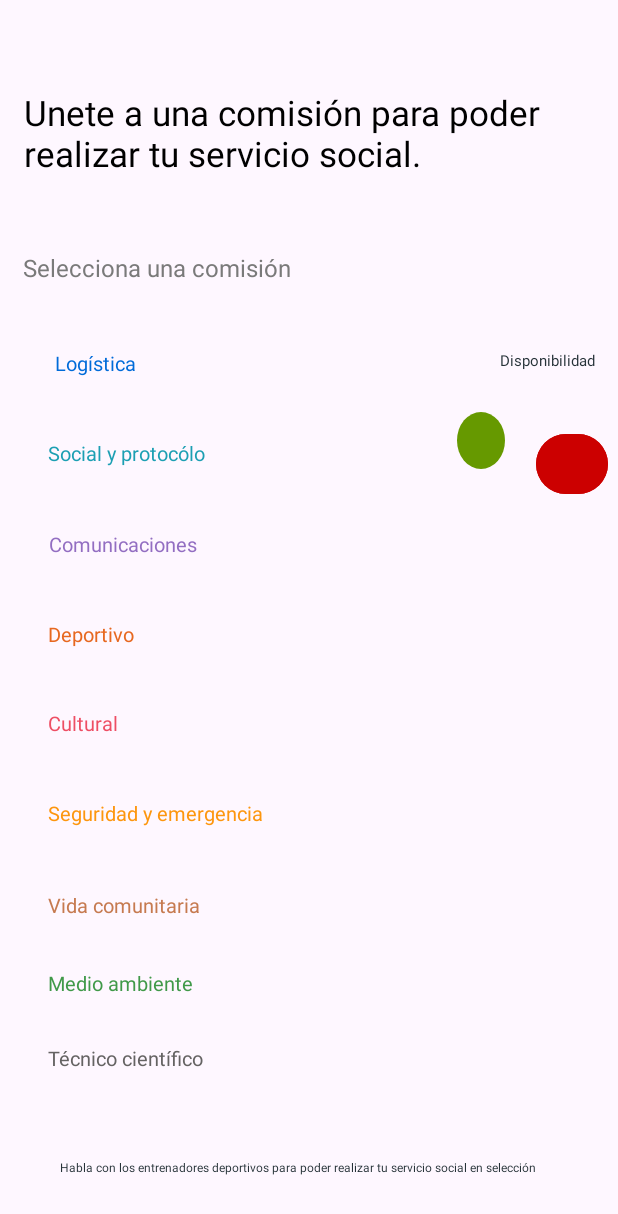
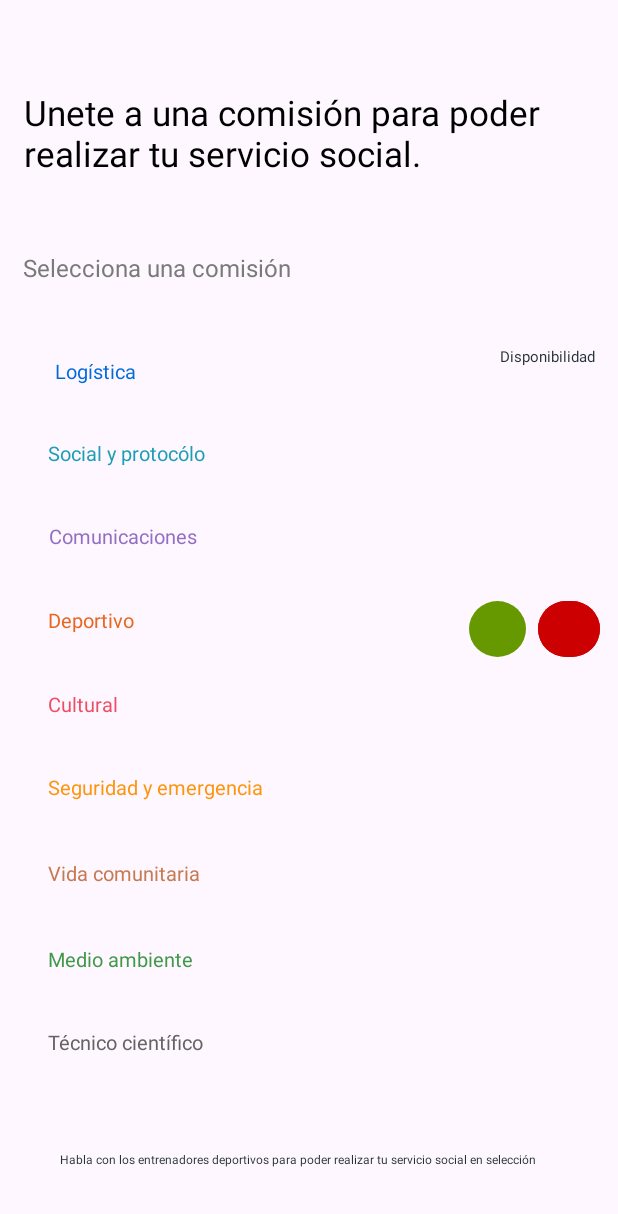
Before and after one commit to Chamboa/Quickly, an Android app: the layout activity_unirse_comite.xml on its own in the app's theme, with its tools: preview values and no code run, on a phone screen of 412 x 824 dp. Shown: the top 1214 px of the screen. Run offline under Robolectric (Android 15) with nearby library versions, the phone set to English and light mode, and no system bars.

Commit message:
subir la parte de inicio de comite al 50%

```diff
--- a/app/build.gradle.kts
+++ b/app/build.gradle.kts
@@ -43,6 +43,7 @@ dependencies {
     implementation(libs.androidx.core.ktx)
     implementation(libs.androidx.appcompat)
     implementation(libs.material)
+    implementation("com.oracle.database.jdbc:ojdbc6:11.2.0.4")
     implementation(libs.androidx.constraintlayout)
     implementation(libs.androidx.lifecycle.livedata.ktx)
     implementation(libs.androidx.lifecycle.viewmodel.ktx)
--- a/app/src/main/res/layout/activity_login.xml
+++ b/app/src/main/res/layout/activity_login.xml
@@ -5,7 +5,7 @@
     android:id="@+id/main"
     android:layout_width="match_parent"
     android:layout_height="match_parent"
-    tools:context=".Ulogin">
+    tools:context=".Login">
 
 
     <TextView
--- a/app/src/main/res/layout/activity_unirse_comite.xml
+++ b/app/src/main/res/layout/activity_unirse_comite.xml
@@ -4,8 +4,7 @@
     xmlns:tools="http://schemas.android.com/tools"
     android:id="@+id/comisiones"
     android:layout_width="match_parent"
-    android:layout_height="match_parent"
-    >
+    android:layout_height="match_parent">
 
     <LinearLayout
         android:id="@+id/rwhdo0904zcf"
@@ -58,7 +57,7 @@
     <LinearLayout
         android:id="@+id/r46juy0uztyy"
         android:layout_width="280dp"
-        android:layout_height="0dp"
+        android:layout_height="wrap_content"
         android:layout_marginStart="16dp"
         android:layout_marginEnd="115dp"
         android:elevation="4dp"
@@ -81,7 +80,7 @@
     <LinearLayout
         android:id="@+id/r4kz78yv91wl"
         android:layout_width="280dp"
-        android:layout_height="0dp"
+        android:layout_height="wrap_content"
         android:layout_marginStart="16dp"
         android:layout_marginEnd="115dp"
         android:elevation="4dp"
@@ -105,7 +104,7 @@
     <LinearLayout
         android:id="@+id/rx36cdzopo3c"
         android:layout_width="280dp"
-        android:layout_height="0dp"
+        android:layout_height="wrap_content"
         android:layout_marginStart="16dp"
         android:layout_marginEnd="115dp"
         android:elevation="4dp"
@@ -128,7 +127,7 @@
     <LinearLayout
         android:id="@+id/rk0y6he4zchj"
         android:layout_width="280dp"
-        android:layout_height="0dp"
+        android:layout_height="wrap_content"
         android:layout_marginStart="16dp"
         android:layout_marginTop="28dp"
         android:layout_marginEnd="115dp"
@@ -158,7 +157,6 @@
         android:layout_marginStart="40dp"
         android:layout_marginTop="21dp"
         android:layout_marginBottom="40dp"
-        android:layout_weight="1"
         android:text="Habla con los entrenadores deportivos para poder realizar tu servicio social en selección"
         android:textColor="#263238"
         android:textSize="8sp"
@@ -187,7 +185,7 @@
     <LinearLayout
         android:id="@+id/rynjvnu5ye7"
         android:layout_width="280dp"
-        android:layout_height="0dp"
+        android:layout_height="wrap_content"
         android:layout_marginStart="16dp"
         android:layout_marginEnd="115dp"
         android:elevation="4dp"
@@ -211,7 +209,7 @@
     <LinearLayout
         android:id="@+id/r80wh8y1xc9h"
         android:layout_width="280dp"
-        android:layout_height="0dp"
+        android:layout_height="wrap_content"
         android:layout_marginStart="16dp"
         android:layout_marginEnd="115dp"
         android:elevation="4dp"
@@ -279,7 +277,6 @@
         android:layout_marginTop="59dp"
         android:layout_marginEnd="16dp"
         android:layout_marginBottom="49dp"
-        android:layout_weight="1"
         android:text="Unete a una comisión para poder realizar tu servicio social."
         android:textColor="#000000"
         android:textSize="23sp"
@@ -289,41 +286,34 @@
         app:layout_constraintStart_toStartOf="parent"
         app:layout_constraintTop_toTopOf="parent" />
 
-    <!-- Botón rojo -->
-
     <View
-        android:id="@+id/green_circle"
-        android:layout_height="38dp"
-        android:layout_centerInParent="true"
-        android:layout_marginStart="8dp"
-        android:layout_marginTop="104dp"
-        android:layout_marginEnd="8dp"
-        android:layout_marginBottom="431dp"
+        android:id="@+id/circulo_verde"
+        android:layout_width="38dp"
+        android:layout_height="37dp"
+        android:layout_marginStart="16dp"
+        android:layout_marginTop="20dp"
+        android:layout_marginBottom="8dp"
         android:background="@drawable/circulo_verde_unirse_comision"
+        android:visibility="visible"
         app:layout_constraintBottom_toTopOf="@+id/ri0tvmt9sb2o"
-        app:layout_constraintEnd_toStartOf="@+id/red_button"
-        app:layout_constraintHorizontal_bias="0.0"
         app:layout_constraintStart_toEndOf="@+id/rk0y6he4zchj"
-        app:layout_constraintTop_toBottomOf="@+id/rw63gnrlcgm"
-        app:layout_constraintVertical_bias="0.65"  android:layout_width="32dp"/>
+        app:layout_constraintTop_toTopOf="@+id/rw63gnrlcgm" />
 
     <Button
-        android:id="@+id/red_button"
-        android:layout_width="48dp"
-        android:layout_height="48dp"
-        android:layout_centerInParent="true"
+        android:id="@+id/circulo_rojo"
+        android:layout_width="41dp"
+        android:layout_height="45dp"
+        android:layout_marginStart="8dp"
         android:layout_marginTop="20dp"
-        android:layout_marginBottom="430dp"
+        android:layout_marginBottom="8dp"
         android:backgroundTint="@android:color/holo_red_dark"
         android:text="lleno"
         android:textAlignment="center"
-        android:textSize="5sp"
+        android:textSize="10sp"
+        android:visibility="visible"
         app:layout_constraintBottom_toTopOf="@+id/ri0tvmt9sb2o"
-        app:layout_constraintEnd_toEndOf="parent"
-        app:layout_constraintHorizontal_bias="0.981"
-        app:layout_constraintStart_toStartOf="parent"
-        app:layout_constraintTop_toBottomOf="@+id/rd6c7gc7i716"
-        app:layout_constraintVertical_bias="0.666" />
+        app:layout_constraintStart_toEndOf="@+id/circulo_verde"
+        app:layout_constraintTop_toTopOf="@+id/rw63gnrlcgm" />
 
 
 </androidx.constraintlayout.widget.ConstraintLayout>
--- a/app/src/main/res/values/themes.xml
+++ b/app/src/main/res/values/themes.xml
@@ -1,6 +1,6 @@
 <resources xmlns:tools="http://schemas.android.com/tools">
     <!-- Base application theme. -->
-    <style name="Base.Theme.PTC" parent="Theme.Material3.DayNight.NoActionBar">
+    <style name="Base.Theme.PTC" parent="Theme.Material3.DayNight">
         <!-- Customize your light theme here. -->
         <!-- <item name="colorPrimary">@color/my_light_primary</item> -->
     </style>
```
Also changed, not shown: app/src/main/AndroidManifest.xml (+12 -4 lines), app/src/main/java/PTC/quickly/Unirse_Comite.kt (+61 -1 lines), app/src/main/java/modelo/ClaseConexion.kt (+19 -4 lines).
